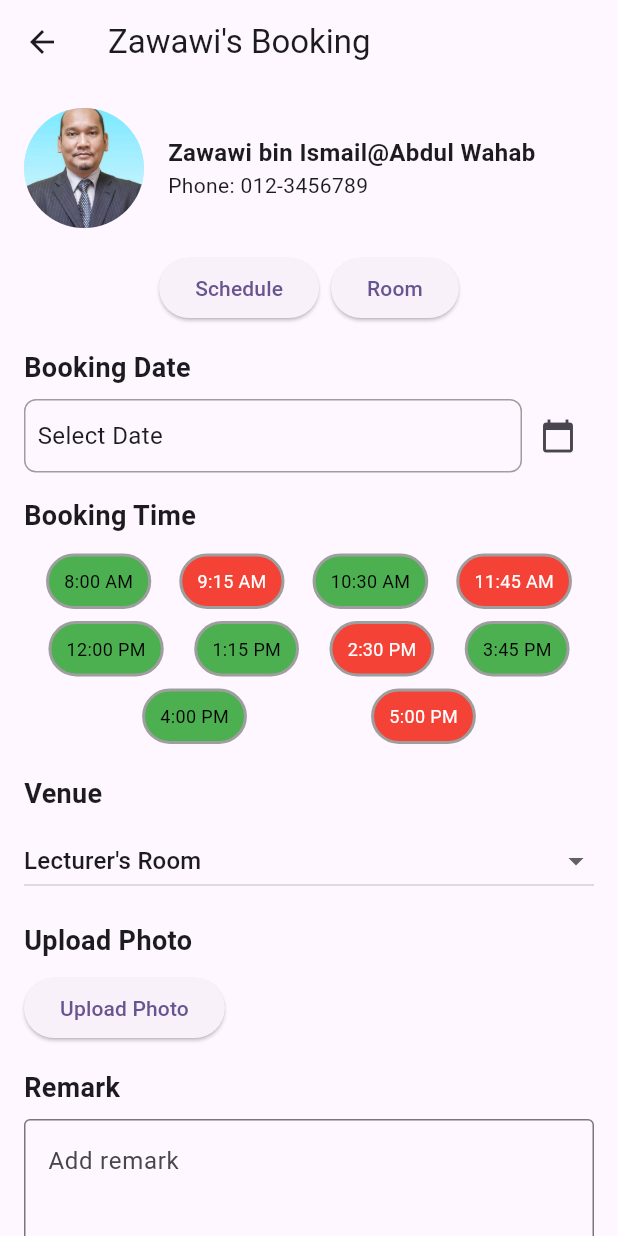
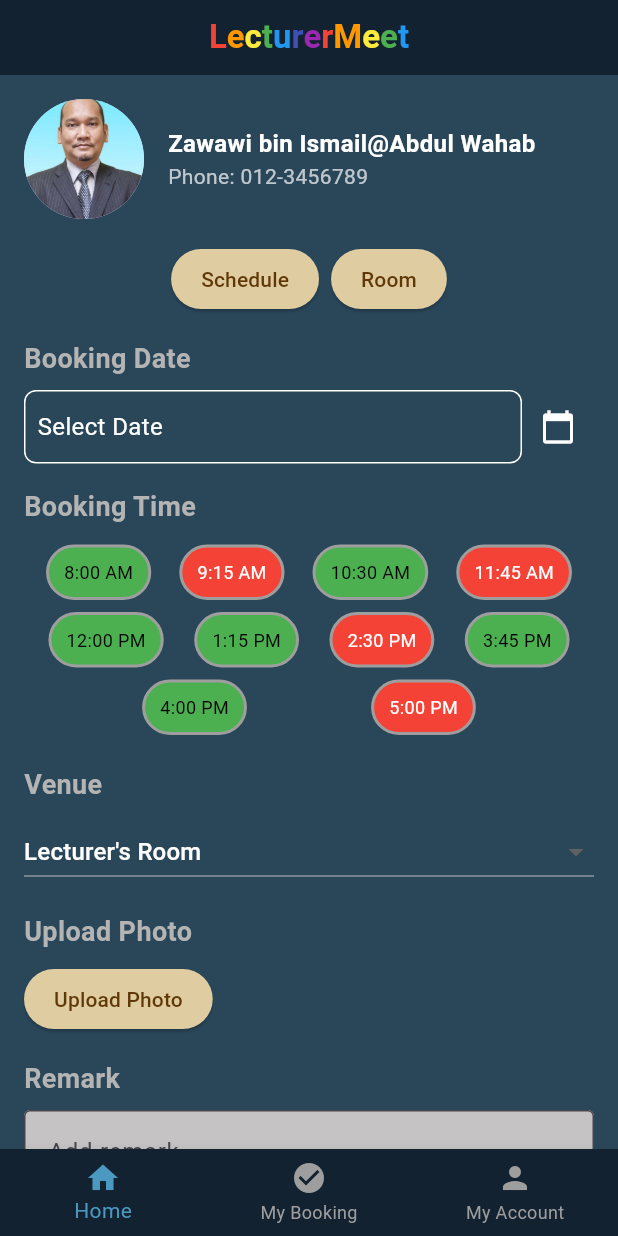
Before and after one commit to fatehahsofian21/assignment661, a Flutter app: the ZawawiPage screen opened by its route, on a phone screen of 412 x 824 dp. Run offline on Flutter 3.47's test engine with Material 3 defaults, Android fonts, the light colour scheme and no system bars; our stand-ins replace cloud_firestore, firebase_auth, firebase_core, fluttertoast, image_picker, speech_to_text; accounts and stored records are empty.

Commit message:
last malam

```diff
--- a/lib/main.dart
+++ b/lib/main.dart
@@ -6,10 +6,11 @@ import 'mainpage.dart'; // Import mainpage.dart
 import 'zawawi.dart'; // Import zawawi.dart
 import 'atif.dart'; // Import atif.dart
 import 'ahmad.dart'; // Import ahmad.dart
+import 'success.dart'; // Import success.dart
+import 'dashboard.dart'; // Import dashboard.dart
 
 void main() async {
-  WidgetsFlutterBinding
-      .ensureInitialized(); // Ensure proper initialization for Firebase
+  WidgetsFlutterBinding.ensureInitialized(); // Ensure proper initialization for Firebase
   try {
     await Firebase.initializeApp(); // Initialize Firebase
   } catch (e) {
@@ -40,6 +41,9 @@ class MyApp extends StatelessWidget {
         '/zawawi': (context) => const ZawawiPage(), // Route for zawawi.dart
         '/atif': (context) => const AtifPage(), // Route for atif.dart
         '/ahmad': (context) => const AhmadPage(), // Route for ahmad.dart
+        '/success': (context) => const SuccessPage(), // Add the success route
+        '/dashboard': (context) =>
+            const DashboardPage(userName: 'User'), // Add the DashboardPage route
       },
     );
   }
--- /dev/null
+++ b/lib/success.dart
@@ -0,0 +1,74 @@
+import 'package:flutter/material.dart';
+import 'dashboard.dart'; // Import dashboard.dart
+
+class SuccessPage extends StatelessWidget {
+  const SuccessPage({super.key});
+
+  @override
+  Widget build(BuildContext context) {
+    return Scaffold(
+      backgroundColor: const Color.fromARGB(255, 42, 71, 90), // Updated background color
+      body: Center(
+        child: Padding(
+          padding: const EdgeInsets.all(16.0),
+          child: Column(
+            mainAxisAlignment: MainAxisAlignment.center,
+            children: [
+              // Icon or Illustration
+              Container(
+                height: 180,
+                width: 180,
+                decoration: const BoxDecoration(
+                  image: DecorationImage(
+                    image: AssetImage('assets/p.png'), // Add your success image here
+                    fit: BoxFit.contain,
+                  ),
+                ),
+              ),
+              const SizedBox(height: 24),
+              // Success Message
+              const Text(
+                'You successfully created your booking!',
+                style: TextStyle(
+                  fontSize: 28,
+                  fontWeight: FontWeight.bold,
+                  fontFamily: 'Poppins', // Use the font family similar to the image
+                  color: Colors.white, // Update text color if necessary
+                ),
+                textAlign: TextAlign.center,
+              ),
+              const SizedBox(height: 32),
+              // Back Home Button
+              ElevatedButton(
+                style: ElevatedButton.styleFrom(
+                  backgroundColor: Colors.pink, // Button color
+                  shape: RoundedRectangleBorder(
+                    borderRadius: BorderRadius.circular(25), // Rounded edges
+                  ),
+                  padding: const EdgeInsets.symmetric(horizontal: 32, vertical: 12),
+                ),
+                onPressed: () {
+                  Navigator.pushReplacement(
+                    context,
+                    MaterialPageRoute(builder: (context) => const DashboardPage(userName: 'User')),
+                  ); // Navigate to the dashboard page
+                },
+                child: const Row(
+                  mainAxisSize: MainAxisSize.min,
+                  children: [
+                    Icon(Icons.arrow_back, color: Colors.white),
+                    SizedBox(width: 8),
+                    Text(
+                      'Back Home',
+                      style: TextStyle(fontSize: 16, color: Colors.white),
+                    ),
+                  ],
+                ),
+              ),
+            ],
+          ),
+        ),
+      ),
+    );
+  }
+}
--- a/lib/zawawi.dart
+++ b/lib/zawawi.dart
@@ -10,14 +10,11 @@ class ZawawiPage extends StatefulWidget {
 }
 
 class _ZawawiPageState extends State<ZawawiPage> {
-  DateTime? selectedDate; // For the calendar
-  String selectedVenue = "Lecturer's Room"; // Default venue
-  TextEditingController otherVenueController =
-      TextEditingController(); // For other venue
-  TextEditingController remarkController =
-      TextEditingController(); // For remark
+  DateTime? selectedDate;
+  String selectedVenue = "Lecturer's Room";
+  TextEditingController otherVenueController = TextEditingController();
+  TextEditingController remarkController = TextEditingController();
   File? selectedImage;
-  File? selectedFile;
 
   final picker = ImagePicker();
 
@@ -26,7 +23,6 @@ class _ZawawiPageState extends State<ZawawiPage> {
     if (pickedFile != null) {
       setState(() {
         selectedImage = File(pickedFile.path);
-        selectedFile = null; // Clear selected file
       });
     }
   }
@@ -36,7 +32,6 @@ class _ZawawiPageState extends State<ZawawiPage> {
     if (pickedFile != null) {
       setState(() {
         selectedImage = File(pickedFile.path);
-        selectedFile = null; // Clear selected file
       });
     }
   }
@@ -60,9 +55,23 @@ class _ZawawiPageState extends State<ZawawiPage> {
     ]
   ];
 
-  String? selectedTime; // To store the selected time slot
+  String? selectedTime;
 
   void _showConfirmationDialog() {
+    if (selectedDate == null ||
+        selectedTime == null ||
+        (selectedVenue == "Other" && otherVenueController.text.isEmpty) ||
+        remarkController.text.isEmpty) {
+      ScaffoldMessenger.of(context).showSnackBar(
+        const SnackBar(
+          content: Text(
+              "Please fill in all required information before confirming."),
+          backgroundColor: Colors.red,
+        ),
+      );
+      return;
+    }
+
     showDialog(
       context: context,
       builder: (context) => AlertDialog(
@@ -70,14 +79,13 @@ class _ZawawiPageState extends State<ZawawiPage> {
         content: const Text('Are you sure you want to confirm this booking?'),
         actions: [
           TextButton(
-            onPressed: () => Navigator.pop(context), // Close dialog
+            onPressed: () => Navigator.pop(context),
             child: const Text('Cancel'),
           ),
           TextButton(
             onPressed: () {
-              Navigator.pop(context); // Close dialog
-              Navigator.pushNamed(
-                  context, '/success'); // Navigate to success page
+              Navigator.pop(context);
+              Navigator.pushNamed(context, '/success');
             },
             child: const Text('Yes'),
           ),
@@ -86,17 +94,49 @@ class _ZawawiPageState extends State<ZawawiPage> {
     );
   }
 
+  Widget _buildColoredTitle(String title) {
+    final colors = [
+      Colors.red,
+      Colors.orange,
+      Colors.yellow,
+      Colors.green,
+      Colors.blue,
+      Colors.indigo,
+      Colors.purple
+    ];
+
+    return Row(
+      mainAxisAlignment: MainAxisAlignment.center,
+      children: title.split('').asMap().entries.map((entry) {
+        final index = entry.key;
+        final letter = entry.value;
+        return Text(
+          letter,
+          style: TextStyle(
+            fontSize: 22,
+            fontWeight: FontWeight.bold,
+            color: colors[index % colors.length],
+          ),
+        );
+      }).toList(),
+    );
+  }
+
   @override
   Widget build(BuildContext context) {
     return Scaffold(
-      appBar: AppBar(
-        title: const Text("Zawawi's Booking"),
-        leading: IconButton(
-          icon: const Icon(Icons.arrow_back),
-          onPressed: () => Navigator.pop(context),
+      appBar: PreferredSize(
+        preferredSize: const Size.fromHeight(50),
+        child: AppBar(
+          backgroundColor: const Color.fromARGB(255, 19, 34, 48),
+          elevation: 0,
+          automaticallyImplyLeading: false,
+          title: _buildColoredTitle("LecturerMeet"),
         ),
       ),
-      body: SingleChildScrollView(
+      body: Container(
+        color: const Color.fromARGB(255, 42, 71, 90),
+        child: SingleChildScrollView(
           padding: const EdgeInsets.all(16.0),
           child: Column(
             crossAxisAlignment: CrossAxisAlignment.start,
@@ -106,8 +146,7 @@ class _ZawawiPageState extends State<ZawawiPage> {
                 children: [
                   CircleAvatar(
                     radius: 40,
-                  backgroundImage:
-                      AssetImage('assets/k.jpg'), // Lecturer's photo
+                    backgroundImage: AssetImage('assets/k.jpg'),
                   ),
                   SizedBox(width: 16),
                   Expanded(
@@ -117,57 +156,90 @@ class _ZawawiPageState extends State<ZawawiPage> {
                         Text(
                           "Zawawi bin Ismail@Abdul Wahab",
                           style: TextStyle(
-                            fontSize: 16, fontWeight: FontWeight.bold),
-                        maxLines: 1,
-                        overflow: TextOverflow.ellipsis,
+                            fontSize: 16,
+                            fontWeight: FontWeight.bold,
+                            color: Colors.white,
                           ),
-                      Text("Phone: 012-3456789",
-                          style: TextStyle(fontSize: 14)),
+                        ),
+                        Text(
+                          "Phone: 012-3456789",
+                          style: TextStyle(
+                            fontSize: 14,
+                            color: Colors.white70,
+                          ),
+                        ),
                       ],
                     ),
                   ),
                 ],
               ),
               const SizedBox(height: 16),
-            // Schedule and Room Buttons
               Row(
                 mainAxisAlignment: MainAxisAlignment.center,
                 children: [
                   ElevatedButton(
+                    style: ElevatedButton.styleFrom(
+                      backgroundColor: const Color.fromARGB(255, 224, 204, 161),
+                      padding: const EdgeInsets.symmetric(
+                        horizontal: 20,
+                        vertical: 10,
+                      ),
+                    ),
                     onPressed: () {
                       // Schedule functionality
                     },
-                  child: const Text('Schedule'),
+                    child: const Text(
+                      'Schedule',
+                      style: TextStyle(color: Color.fromARGB(255, 96, 56, 8)),
+                    ),
                   ),
                   const SizedBox(width: 8),
                   ElevatedButton(
+                    style: ElevatedButton.styleFrom(
+                      backgroundColor: const Color.fromARGB(255, 224, 204, 161),
+                      padding: const EdgeInsets.symmetric(
+                        horizontal: 20,
+                        vertical: 10,
+                      ),
+                    ),
                     onPressed: () {
                       // Room functionality
                     },
-                  child: const Text('Room'),
+                    child: const Text(
+                      'Room',
+                      style: TextStyle(color: Color.fromARGB(255, 96, 56, 8)),
+                    ),
                   ),
                 ],
               ),
               const SizedBox(height: 16),
-            // Booking Date
-            const Text("Booking Date",
-                style: TextStyle(fontSize: 18, fontWeight: FontWeight.bold)),
+              const Text(
+                "Booking Date",
+                style: TextStyle(
+                  fontSize: 18,
+                  fontWeight: FontWeight.bold,
+                  color: Color.fromARGB(255, 180, 180, 180),
+                ),
+              ),
               const SizedBox(height: 8),
               Row(
                 children: [
                   Expanded(
                     child: Container(
-                    padding:
-                        const EdgeInsets.symmetric(horizontal: 8, vertical: 12),
+                      padding: const EdgeInsets.symmetric(
+                        horizontal: 8,
+                        vertical: 12,
+                      ),
                       decoration: BoxDecoration(
-                      border: Border.all(color: Colors.grey),
+                        border: Border.all(color: Colors.white),
                         borderRadius: BorderRadius.circular(8),
                       ),
                       child: Text(
                         selectedDate != null
                             ? "${selectedDate!.toLocal()}".split(' ')[0]
                             : "Select Date",
-                      style: const TextStyle(fontSize: 16),
+                        style:
+                            const TextStyle(fontSize: 16, color: Colors.white),
                       ),
                     ),
                   ),
@@ -183,14 +255,19 @@ class _ZawawiPageState extends State<ZawawiPage> {
                         selectedDate = date;
                       });
                     },
-                  icon: const Icon(Icons.calendar_today),
+                    icon: const Icon(Icons.calendar_today, color: Colors.white),
                   ),
                 ],
               ),
               const SizedBox(height: 16),
-            // Booking Time Availability
-            const Text("Booking Time",
-                style: TextStyle(fontSize: 18, fontWeight: FontWeight.bold)),
+              const Text(
+                "Booking Time",
+                style: TextStyle(
+                  fontSize: 18,
+                  fontWeight: FontWeight.bold,
+                  color: Color.fromARGB(255, 180, 180, 180),
+                ),
+              ),
               const SizedBox(height: 8),
               Column(
                 children: scheduleAvailability.map((row) {
@@ -204,13 +281,16 @@ class _ZawawiPageState extends State<ZawawiPage> {
                                   selectedTime = slot['time'];
                                 });
                               }
-                          : null, // Disable tap if unavailable
+                            : null,
                         child: Container(
                           margin: const EdgeInsets.all(4),
                           padding: const EdgeInsets.symmetric(
-                            horizontal: 10, vertical: 8),
+                            horizontal: 10,
+                            vertical: 8,
+                          ),
                           decoration: BoxDecoration(
-                          color: slot['available'] ? Colors.green : Colors.red,
+                            color:
+                                slot['available'] ? Colors.green : Colors.red,
                             border: Border.all(
                               color: selectedTime == slot['time'] &&
                                       slot['available']
@@ -218,13 +298,14 @@ class _ZawawiPageState extends State<ZawawiPage> {
                                   : Colors.grey,
                               width: 2,
                             ),
-                          borderRadius: BorderRadius.circular(20), // Oval shape
+                            borderRadius: BorderRadius.circular(20),
                           ),
                           child: Text(
                             slot['time'],
                             style: TextStyle(
-                            color:
-                                slot['available'] ? Colors.black : Colors.white,
+                              color: slot['available']
+                                  ? Colors.black
+                                  : Colors.white,
                               fontSize: 12,
                             ),
                           ),
@@ -235,9 +316,14 @@ class _ZawawiPageState extends State<ZawawiPage> {
                 }).toList(),
               ),
               const SizedBox(height: 16),
-            // Venue Selection
-            const Text("Venue",
-                style: TextStyle(fontSize: 18, fontWeight: FontWeight.bold)),
+              const Text(
+                "Venue",
+                style: TextStyle(
+                  fontSize: 18,
+                  fontWeight: FontWeight.bold,
+                  color: Color.fromARGB(255, 180, 180, 180),
+                ),
+              ),
               const SizedBox(height: 8),
               Row(
                 children: [
@@ -245,10 +331,12 @@ class _ZawawiPageState extends State<ZawawiPage> {
                     child: DropdownButton<String>(
                       value: selectedVenue,
                       isExpanded: true,
+                      dropdownColor: const Color.fromARGB(255, 19, 34, 48),
                       items: ["Lecturer's Room", "Other"].map((value) {
                         return DropdownMenuItem(
                           value: value,
-                        child: Text(value),
+                          child: Text(value,
+                              style: const TextStyle(color: Colors.white)),
                         );
                       }).toList(),
                       onChanged: (value) {
@@ -268,15 +356,29 @@ class _ZawawiPageState extends State<ZawawiPage> {
                     decoration: const InputDecoration(
                       hintText: "Enter venue",
                       border: OutlineInputBorder(),
+                      filled: true,
+                      fillColor: Colors.white,
                     ),
                   ),
                 ),
               const SizedBox(height: 16),
-            // Upload Photo
-            const Text("Upload Photo",
-                style: TextStyle(fontSize: 18, fontWeight: FontWeight.bold)),
+              const Text(
+                "Upload Photo",
+                style: TextStyle(
+                  fontSize: 18,
+                  fontWeight: FontWeight.bold,
+                  color: Color.fromARGB(255, 180, 180, 180),
+                ),
+              ),
               const SizedBox(height: 8),
               ElevatedButton(
+                style: ElevatedButton.styleFrom(
+                  backgroundColor: const Color.fromARGB(255, 224, 204, 161),
+                  padding: const EdgeInsets.symmetric(
+                    horizontal: 20,
+                    vertical: 10,
+                  ),
+                ),
                 onPressed: () {
                   showModalBottomSheet(
                     context: context,
@@ -299,15 +401,14 @@ class _ZawawiPageState extends State<ZawawiPage> {
                             _pickImageFromGallery();
                           },
                         ),
-                      const ListTile(
-                        leading: Icon(Icons.file_present),
-                        title: Text("File"),
-                      ),
                       ],
                     ),
                   );
                 },
-              child: const Text("Upload Photo"),
+                child: const Text(
+                  "Upload Photo",
+                  style: TextStyle(color: Color.fromARGB(255, 96, 56, 8)),
+                ),
               ),
               if (selectedImage != null)
                 Padding(
@@ -318,15 +419,15 @@ class _ZawawiPageState extends State<ZawawiPage> {
                     fit: BoxFit.cover,
                   ),
                 ),
-            if (selectedFile != null)
-              Padding(
-                padding: const EdgeInsets.only(top: 16.0),
-                child: Text("Selected File: ${selectedFile!.path}"),
+              const SizedBox(height: 16),
+              const Text(
+                "Remark",
+                style: TextStyle(
+                  fontSize: 18,
+                  fontWeight: FontWeight.bold,
+                  color: Color.fromARGB(255, 180, 180, 180),
                 ),
-            const SizedBox(height: 16),
-            // Remark
-            const Text("Remark",
-                style: TextStyle(fontSize: 18, fontWeight: FontWeight.bold)),
+              ),
               const SizedBox(height: 8),
               TextField(
                 controller: remarkController,
@@ -334,19 +435,53 @@ class _ZawawiPageState extends State<ZawawiPage> {
                 decoration: const InputDecoration(
                   hintText: "Add remark",
                   border: OutlineInputBorder(),
+                  filled: true,
+                  fillColor: Color.fromARGB(255, 197, 195, 196),
                 ),
               ),
               const SizedBox(height: 16),
-            // Confirm Booking Button
               Center(
                 child: ElevatedButton(
+                  style: ElevatedButton.styleFrom(
+                    backgroundColor: const Color.fromARGB(255, 224, 204, 161),
+                    padding: const EdgeInsets.symmetric(
+                      horizontal: 20,
+                      vertical: 10,
+                    ),
+                  ),
                   onPressed: _showConfirmationDialog,
-                child: const Text("Confirm Booking"),
+                  child: const Text(
+                    "Confirm Booking",
+                    style: TextStyle(color: Color.fromARGB(255, 96, 56, 8)),
+                  ),
                 ),
               ),
             ],
           ),
         ),
+      ),
+      bottomNavigationBar: BottomNavigationBar(
+        backgroundColor: const Color.fromARGB(255, 19, 34, 48),
+        selectedItemColor: const Color.fromARGB(255, 75, 153, 193),
+        unselectedItemColor: Colors.grey,
+        items: const [
+          BottomNavigationBarItem(
+            icon: Icon(Icons.home),
+            label: "Home",
+          ),
+          BottomNavigationBarItem(
+            icon: Icon(Icons.check_circle),
+            label: "My Booking",
+          ),
+          BottomNavigationBarItem(
+            icon: Icon(Icons.person),
+            label: "My Account",
+          ),
+        ],
+        onTap: (index) {
+          debugPrint("Selected tab: $index");
+        },
+      ),
     );
   }
 }
--- a/pubspec.yaml
+++ b/pubspec.yaml
@@ -47,4 +47,4 @@ flutter:
     - assets/l.jpg
     - assets/m.jpg
     - assets/n.jpg
-    - assets/p.jpg
+    - assets/p.png
```
Also changed, not shown: assets/p.jpg (deleted), assets/p.png (added). Lines whose indentation alone changed are shown as unchanged.
